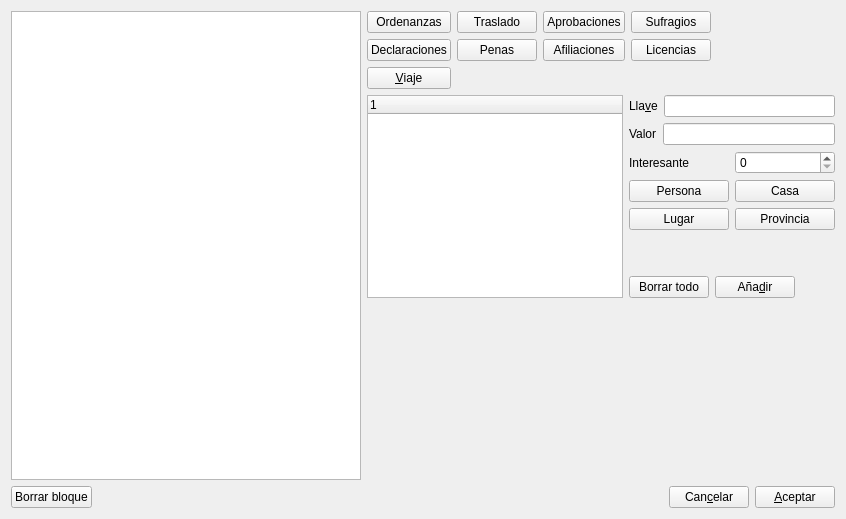
Qt form gui/dlgdetalles.ui (rogorido/qtpredicadores) before a commit.
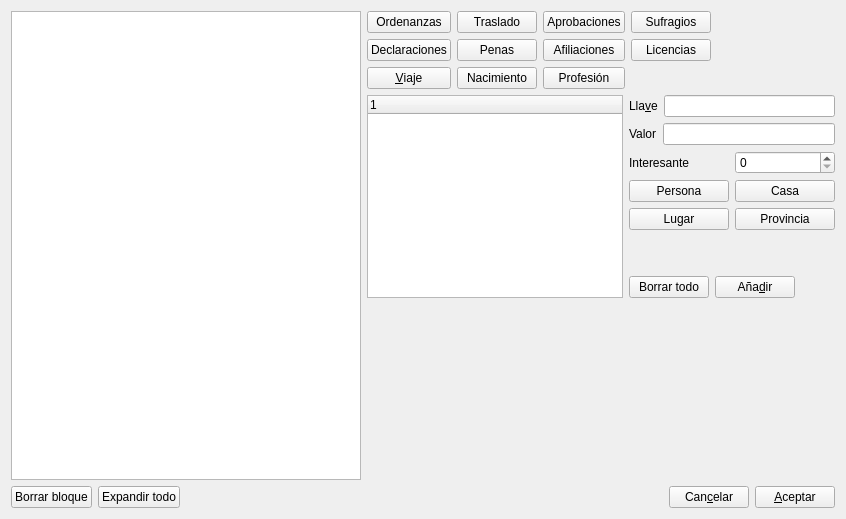
The same form after that commit.

Commit message: Mejoras en dlgDetalles para meter nacimientos, etc. Y expandir

Diff of the .ui file:
```diff
--- a/gui/dlgdetalles.ui
+++ b/gui/dlgdetalles.ui
@@ -90,6 +90,20 @@
                </property>
               </widget>
              </item>
+             <item row="5" column="1">
+              <widget class="QPushButton" name="btNacimiento">
+               <property name="text">
+                <string>Nacimiento</string>
+               </property>
+              </widget>
+             </item>
+             <item row="5" column="2">
+              <widget class="QPushButton" name="btProfesion">
+               <property name="text">
+                <string>Profesión</string>
+               </property>
+              </widget>
+             </item>
             </layout>
            </item>
            <item>
@@ -286,6 +300,13 @@
        </property>
       </widget>
      </item>
+     <item>
+      <widget class="QPushButton" name="pbExpandAll">
+       <property name="text">
+        <string>Expandir todo</string>
+       </property>
+      </widget>
+     </item>
      <item>
       <spacer name="horizontalSpacer">
        <property name="orientation">
```
The commit also changes 2 other files.
